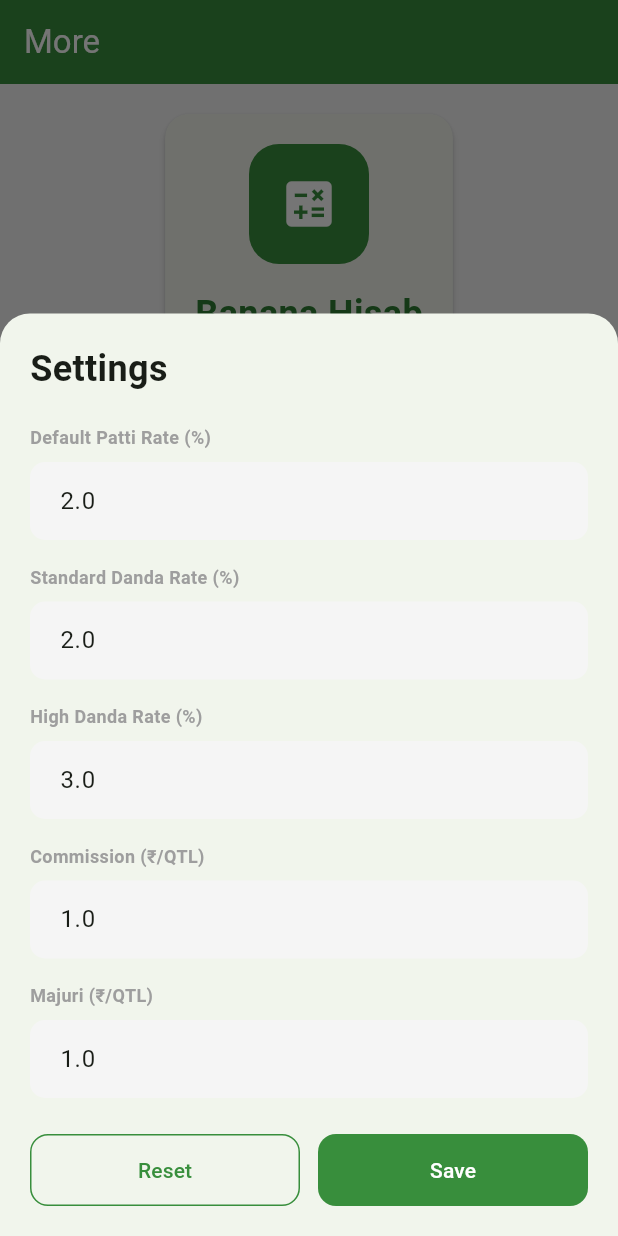
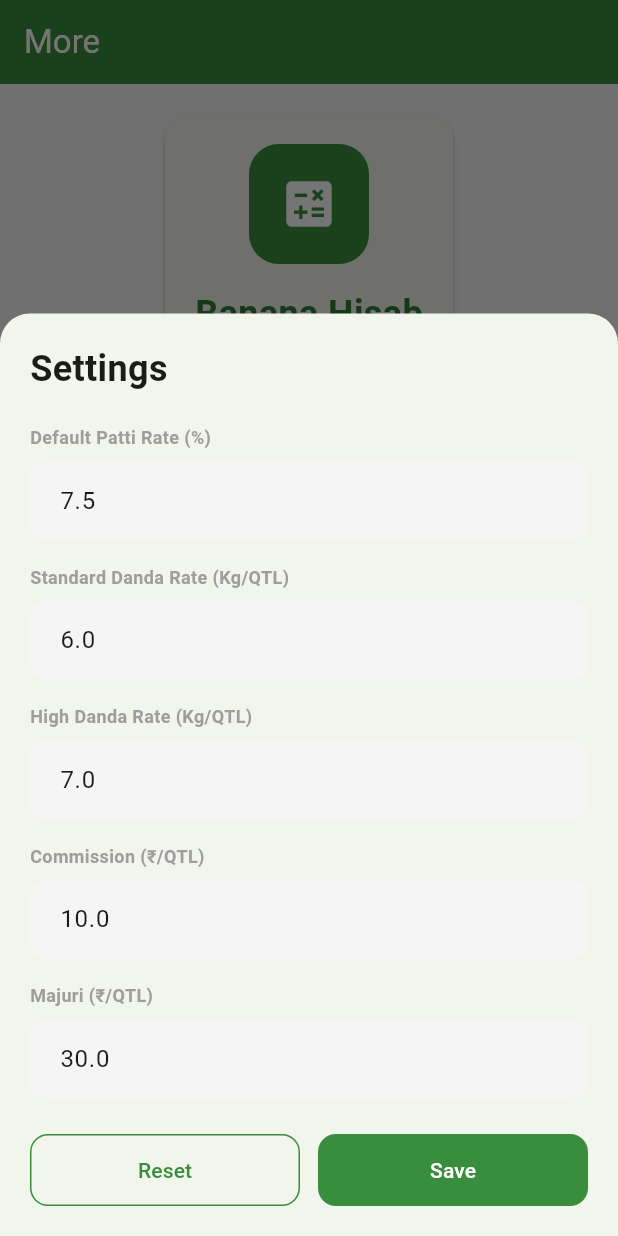
Before and after one commit to abhaypatil001/banana-hisab, a Flutter app: the screen it shows after launch, item 5 of the bottom bar chosen, after a tap on "Settings", on a phone screen of 412 x 824 dp. Run offline on Flutter 3.47's test engine with Material 3 defaults, Android fonts, the phone set to English and light mode, and no system bars; our stand-ins replace pdf, printing, share_plus, sqflite; accounts and stored records are empty.

Commit message:
Fix: Update calculations, splash screen, logo, and premium UI
- Fixed default settings to match original app (Patti: 7.5%, Danda Std: 6.0, High: 7.0, Commission: 10, Majuri: 30)
- Fixed danda calculation display to show Kg/QTL instead of percentage
- Added premium splash screen with actual splash.png image
- Added logo.png for app icon
- Updated all UI labels to show correct units (Kg/QTL for danda)
- Configured flutter_launcher_icons for proper app icon generation

```diff
--- a/lib/models/settings.dart
+++ b/lib/models/settings.dart
@@ -15,11 +15,11 @@ class AppSettings {
 
   factory AppSettings.defaults() {
     return AppSettings(
-      defaultPattiRate: 2.0,
-      standardDandaRate: 2.0,
-      highDandaRate: 3.0,
-      commission: 1.0,
-      majuri: 1.0,
+      defaultPattiRate: 7.5,
+      standardDandaRate: 6.0,
+      highDandaRate: 7.0,
+      commission: 10.0,
+      majuri: 30.0,
     );
   }
 
--- a/lib/screens/history_screen.dart
+++ b/lib/screens/history_screen.dart
@@ -174,7 +174,7 @@ class _HistoryScreenState extends State<HistoryScreen> {
                 _buildDetailRow('Patti (${transaction.pattiMode == 'rate' ? '${transaction.pattiRate}%' : 'Fixed'})', '${NumberUtils.formatWeight(transaction.pattiWeight)} QTL'),
                 _buildDetailRow('Net Weight', '${NumberUtils.formatWeight(transaction.netWeight)} QTL', isHighlighted: true),
                 const Divider(height: 24),
-                _buildDetailRow('Danda (${transaction.dandaRate}%)', '${NumberUtils.formatWeight(transaction.dandaWeight)} QTL'),
+                _buildDetailRow('Danda (${transaction.dandaRate} Kg/QTL)', '${NumberUtils.formatWeight(transaction.dandaWeight)} QTL'),
                 _buildDetailRow('Net Weight with Danda', '${NumberUtils.formatWeight(transaction.netWeightDanda)} QTL', isHighlighted: true),
                 const Divider(height: 24),
                 _buildDetailRow('Rate', '${NumberUtils.formatCurrency(transaction.rate)}/QTL'),
--- a/lib/screens/more_screen.dart
+++ b/lib/screens/more_screen.dart
@@ -252,9 +252,9 @@ class MoreScreen extends StatelessWidget {
               const SizedBox(height: 20),
               _buildSettingField('Default Patti Rate (%)', pattiRateController),
               const SizedBox(height: 16),
-              _buildSettingField('Standard Danda Rate (%)', standardDandaController),
+              _buildSettingField('Standard Danda Rate (Kg/QTL)', standardDandaController),
               const SizedBox(height: 16),
-              _buildSettingField('High Danda Rate (%)', highDandaController),
+              _buildSettingField('High Danda Rate (Kg/QTL)', highDandaController),
               const SizedBox(height: 16),
               _buildSettingField('Commission (₹/QTL)', commissionController),
               const SizedBox(height: 16),
--- a/lib/screens/splash_screen.dart
+++ b/lib/screens/splash_screen.dart
@@ -39,69 +39,116 @@ class _SplashScreenState extends State<SplashScreen> {
           gradient: LinearGradient(
             begin: Alignment.topCenter,
             end: Alignment.bottomCenter,
-            colors: [Colors.amber[100]!, Colors.yellow[50]!],
+            colors: [Color(0xFFFFFAF0), Color(0xFFFEF3C7)],
           ),
         ),
         child: Center(
           child: Column(
             mainAxisAlignment: MainAxisAlignment.center,
             children: [
-              // Logo placeholder
+              // Splash Logo
+              Image.asset(
+                'assets/splash.png',
+                width: MediaQuery.of(context).size.width * 0.82,
+                fit: BoxFit.contain,
+              ),
+              const SizedBox(height: 6),
+
+              // Powered by section
+              Column(
+                children: [
+                  Text(
+                    'Powered by',
+                    style: TextStyle(
+                      fontSize: 14,
+                      fontWeight: FontWeight.w600,
+                      color: Colors.grey[600],
+                    ),
+                  ),
+                  const SizedBox(height: 4),
+                  Text(
+                    AppConstants.developerName,
+                    style: TextStyle(
+                      fontSize: 20,
+                      fontWeight: FontWeight.w800,
+                      color: Color(0xFF064E3B),
+                      fontStyle: FontStyle.italic,
+                    ),
+                  ),
+                  const SizedBox(height: 12),
                   Container(
-                width: 120,
-                height: 120,
+                    width: 60,
+                    height: 2,
                     decoration: BoxDecoration(
-                  color: Colors.green[700],
-                  borderRadius: BorderRadius.circular(30),
-                  boxShadow: [
-                    BoxShadow(
-                      color: Colors.black.withOpacity(0.2),
-                      blurRadius: 20,
-                      offset: const Offset(0, 10),
+                      gradient: LinearGradient(
+                        colors: [Colors.transparent, Color(0xFF16A34A), Colors.transparent],
+                      ),
+                    ),
                   ),
                 ],
               ),
-                child: const Icon(
-                  Icons.calculate,
-                  size: 60,
-                  color: Colors.white,
-                ),
-              ),
-              const SizedBox(height: 24),
-              Text(
-                AppConstants.appName,
-                style: TextStyle(
-                  fontSize: 32,
-                  fontWeight: FontWeight.bold,
-                  color: Colors.green[800],
-                ),
-              ),
-              const SizedBox(height: 40),
-              const CircularProgressIndicator(
-                valueColor: AlwaysStoppedAnimation<Color>(Colors.green),
-              ),
-              const SizedBox(height: 60),
-              Text(
-                'Powered by ${AppConstants.developerName}',
-                style: TextStyle(
-                  fontSize: 14,
-                  color: Colors.grey[700],
-                ),
-              ),
-              const SizedBox(height: 8),
+              const SizedBox(height: 30),
+
+              // Contact info
+              Column(
+                children: [
+                  Row(
+                    mainAxisAlignment: MainAxisAlignment.center,
+                    children: [
+                      Icon(Icons.phone, size: 18, color: Color(0xFF16A34A)),
+                      const SizedBox(width: 10),
                       Text(
                         AppConstants.developerPhone,
                         style: TextStyle(
-                  fontSize: 12,
-                  color: Colors.grey[600],
+                          fontSize: 14,
+                          fontWeight: FontWeight.w700,
+                          color: Color(0xFF064E3B),
                         ),
                       ),
+                    ],
+                  ),
+                  const SizedBox(height: 12),
+                  Row(
+                    mainAxisAlignment: MainAxisAlignment.center,
+                    children: [
+                      Icon(Icons.email, size: 18, color: Color(0xFF16A34A)),
+                      const SizedBox(width: 10),
                       Text(
                         AppConstants.developerEmail,
                         style: TextStyle(
-                  fontSize: 12,
-                  color: Colors.grey[600],
+                          fontSize: 14,
+                          fontWeight: FontWeight.w700,
+                          color: Color(0xFF064E3B),
                         ),
+                      ),
+                    ],
+                  ),
+                ],
+              ),
+              const SizedBox(height: 40),
+
+              // Loading spinner
+              Column(
+                children: [
+                  SizedBox(
+                    width: 30,
+                    height: 30,
+                    child: CircularProgressIndicator(
+                      strokeWidth: 4,
+                      valueColor: AlwaysStoppedAnimation<Color>(Color(0xFF16A34A)),
+                      backgroundColor: Color(0xFF16A34A).withOpacity(0.2),
+                    ),
+                  ),
+                  const SizedBox(height: 12),
+                  Text(
+                    'Loading...',
+                    style: TextStyle(
+                      fontSize: 14,
+                      fontWeight: FontWeight.w700,
+                      color: Color(0xFF064E3B),
+                    ),
+                  ),
+                ],
               ),
             ],
           ),
--- a/lib/services/calculation_service.dart
+++ b/lib/services/calculation_service.dart
@@ -41,7 +41,7 @@ class CalculationService {
     // Calculate net weight
     double netWeight = grossWeight - pattiWeight;
 
-    // Calculate danda weight
+    // Calculate danda weight (Kg per QTL formula)
     double dandaWeight = (netWeight / 100) * dandaRate;
 
     // Calculate net weight with danda
--- a/lib/services/pdf_service.dart
+++ b/lib/services/pdf_service.dart
@@ -91,7 +91,7 @@ class PdfService {
                     ['Gross Weight', '${NumberUtils.formatWeight(transaction.grossWeight)} QTL'],
                     ['Patti (${transaction.pattiMode == 'rate' ? '${transaction.pattiRate}%' : 'Fixed'})', '${NumberUtils.formatWeight(transaction.pattiWeight)} QTL'],
                     ['Net Weight', '${NumberUtils.formatWeight(transaction.netWeight)} QTL'],
-                    ['Danda (${transaction.dandaRate}%)', '${NumberUtils.formatWeight(transaction.dandaWeight)} QTL'],
+                    ['Danda (${transaction.dandaRate} Kg/QTL)', '${NumberUtils.formatWeight(transaction.dandaWeight)} QTL'],
                     ['Net Weight with Danda', '${NumberUtils.formatWeight(transaction.netWeightDanda)} QTL'],
                     ['Rate', '${NumberUtils.formatCurrency(transaction.rate)}/QTL'],
                     ['Amount', NumberUtils.formatCurrency(transaction.amount)],
@@ -182,7 +182,7 @@ Gross Weight: ${NumberUtils.formatWeight(transaction.grossWeight)} QTL
 Patti (${transaction.pattiMode == 'rate' ? '${transaction.pattiRate}%' : 'Fixed'}): ${NumberUtils.formatWeight(transaction.pattiWeight)} QTL
 Net Weight: ${NumberUtils.formatWeight(transaction.netWeight)} QTL
 
-Danda (${transaction.dandaRate}%): ${NumberUtils.formatWeight(transaction.dandaWeight)} QTL
+Danda (${transaction.dandaRate} Kg/QTL): ${NumberUtils.formatWeight(transaction.dandaWeight)} QTL
 Net Weight with Danda: ${NumberUtils.formatWeight(transaction.netWeightDanda)} QTL
 
 Rate: ${NumberUtils.formatCurrency(transaction.rate)}/QTL
--- a/lib/widgets/result_card.dart
+++ b/lib/widgets/result_card.dart
@@ -35,7 +35,7 @@ class ResultCard extends StatelessWidget {
                 _buildRow('Patti (${pattiMode == 'rate' ? '$pattiValue%' : 'Fixed'})', '${NumberUtils.formatWeight(result.pattiWeight)} QTL'),
                 _buildRow('Net Weight', '${NumberUtils.formatWeight(result.netWeight)} QTL', isHighlighted: true),
                 const Divider(),
-                _buildRow('Danda ($dandaRate%)', '${NumberUtils.formatWeight(result.dandaWeight)} QTL'),
+                _buildRow('Danda ($dandaRate Kg/QTL)', '${NumberUtils.formatWeight(result.dandaWeight)} QTL'),
                 _buildRow('Net Weight with Danda', '${NumberUtils.formatWeight(result.netWeightDanda)} QTL', isHighlighted: true),
                 const Divider(),
                 _buildRow('Rate', '${NumberUtils.formatCurrency(rate)}/QTL'),
```
Also changed, not shown: pubspec.yaml (+8 -0 lines), assets/splash.png (added), old_app/logo.png (added), old_app/splash.png (added), 1 other file. Lines whose indentation alone changed are shown as unchanged.
